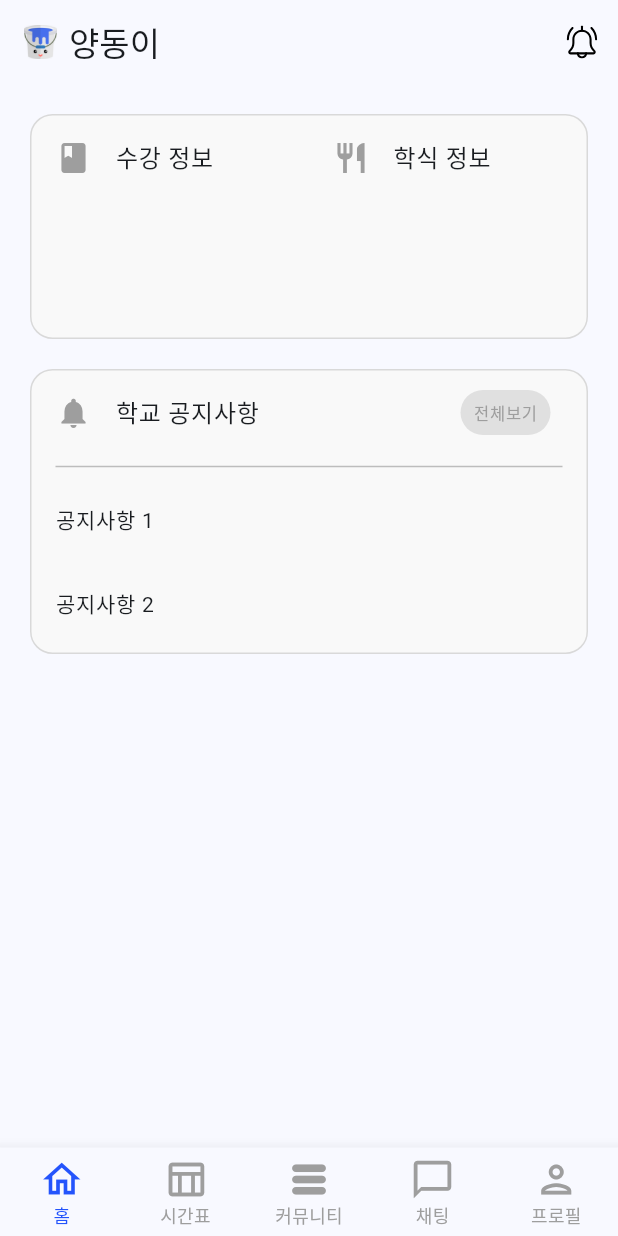
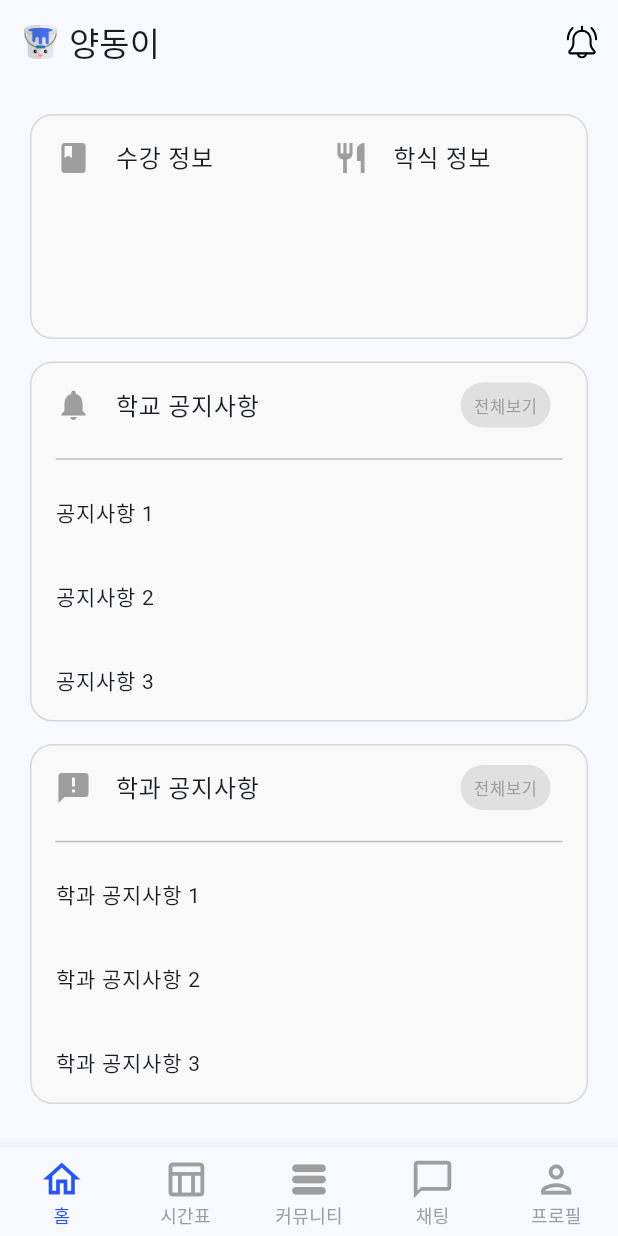
Before and after one commit to jnjosjk0965/secretJuJuWeapon, a Flutter app: the screen it shows after launch, on a phone screen of 412 x 824 dp. Run offline on Flutter 3.47's test engine with Material 3 defaults, Android fonts, the phone set to English and light mode, and no system bars; our stand-ins replace flutter_svg, shared_preferences.

Commit message:
feat : 홈탭_학과공지사항 추가, 커뮤니티탭_카드 추가

```diff
--- a/yangdonge_client/lib/tabs/tab_comunity.dart
+++ b/yangdonge_client/lib/tabs/tab_comunity.dart
@@ -97,10 +97,11 @@ class _ComunityTabState extends State<ComunityTab> {
   Widget _bodyWidget() {
     return Column(
       children: [
-        SizedBox(height: 15), // _buildImageCard 위 간격 추가
+        SizedBox(height: 12), // _buildImageCard 위 간격 추가
         _buildImageCard(),
-        SizedBox(height: 20), // _buildImageCard 아래 간격 추가
-
+        SizedBox(height: 12), // _buildImageCard 아래 간격 추가
+        Divider(color: Colors.grey[400], thickness: 3), //선 추가
+        SizedBox(height: 12),
         _buildCategoryTab(),
         SizedBox(height: 12), // _buildCategoryTab 아래 간격 추가
 
--- a/yangdonge_client/lib/tabs/tab_home.dart
+++ b/yangdonge_client/lib/tabs/tab_home.dart
@@ -32,7 +32,8 @@ class _HomeTabState extends State<HomeTab> {
   }
 
   Widget _bodyWidget() {
-    return Column(
+    return SingleChildScrollView(
+      child: Column(
         children: [
           SizedBox(height: 20),
           Padding(
@@ -124,12 +125,12 @@ class _HomeTabState extends State<HomeTab> {
               ),
             ),
           ),
-        SizedBox(height: 20), // 간격 추가
+          SizedBox(height: 15), // 간격 추가
           Padding(
             padding: EdgeInsets.symmetric(horizontal: 20),
             child: Container(
               width: 400,
-            height: 190, // 높이 조정
+              height: 240, // 높이 조정
               decoration: ShapeDecoration(
                 color: Color(0xFFF9F9F9),
                 shape: RoundedRectangleBorder(
@@ -207,7 +208,118 @@ class _HomeTabState extends State<HomeTab> {
                             style: TextStyle(fontSize: 14),
                           ),
                           onTap: () {
-                          // 공지사항 23에 대한 동작 추가
+                            // 공지사항 3에 대한 동작 추가
+                          },
+                        ),
+                        ListTile(
+                          title: Text(
+                            '공지사항 4',
+                            style: TextStyle(fontSize: 14),
+                          ),
+                          onTap: () {
+                            // 공지사항 4에 대한 동작 추가
+                          },
+                        ),
+                      ],
+                    ),
+                  ),
+                ],
+              ),
+            ),
+          ),
+          SizedBox(height: 15), // 간격 추가
+          Padding(
+            padding: EdgeInsets.symmetric(horizontal: 20),
+            child: Container(
+              width: 400,
+              height: 240, // 높이 조정
+              decoration: ShapeDecoration(
+                color: Color(0xFFF9F9F9),
+                shape: RoundedRectangleBorder(
+                  side: BorderSide(
+                    width: 1,
+                    color: Color(0xFFD9D9D9),
+                  ),
+                  borderRadius: BorderRadius.circular(15),
+                ),
+              ),
+              child: Column(
+                crossAxisAlignment: CrossAxisAlignment.start,
+                children: [
+                  ListTile(
+                    leading: Icon(Icons.announcement, color: Colors.grey),
+                    title: Text(
+                      "학과 공지사항",
+                      style: TextStyle(fontSize: 16), // 글자 크기 조정
+                    ),
+                    onTap: () {
+                      // 학과 공지사항을 보여주는 동작 추가
+                    },
+                    trailing: Container(
+                      width: 60,
+                      height: 30,
+                      decoration: BoxDecoration(
+                        color: Colors.grey[300],
+                        borderRadius: BorderRadius.circular(20),
+                      ),
+                      child: InkWell(
+                        onTap: () {
+                          // 전체보기 동작 추가
+                        },
+                        child: Center(
+                          child: Text(
+                            "전체보기",
+                            style: TextStyle(color: Colors.grey),
+                          ),
+                        ),
+                      ),
+                    ),
+                  ),
+                  Divider(
+                    // 연한 선 추가
+                    color: Colors.grey[400],
+                    thickness: 1,
+                    indent: 16,
+                    endIndent: 16,
+                  ),
+                  // 학과 공지사항 리스트 폼
+                  Expanded(
+                    child: ListView(
+                      children: [
+                        ListTile(
+                          title: Text(
+                            '학과 공지사항 1',
+                            style: TextStyle(fontSize: 14),
+                          ),
+                          onTap: () {
+                            // 학과 공지사항 1에 대한 동작 추가
+                          },
+                        ),
+                        ListTile(
+                          title: Text(
+                            '학과 공지사항 2',
+                            style: TextStyle(fontSize: 14),
+                          ),
+                          onTap: () {
+                            // 학과 공지사항 2에 대한 동작 추가
+                          },
+                        ),
+                        ListTile(
+                          title: Text(
+                            '학과 공지사항 3',
+                            style: TextStyle(fontSize: 14),
+                          ),
+                          onTap: () {
+                            // 학과 공지사항 3에 대한 동작 추가
+                          },
+                        ),
+                        ListTile(
+                          title: Text(
+                            '학과 공지사항 4',
+                            style: TextStyle(fontSize: 14),
+                          ),
+                          onTap: () {
+                            // 학과 공지사항 4에 대한 동작 추가
                           },
                         ),
                       ],
@@ -218,6 +330,7 @@ class _HomeTabState extends State<HomeTab> {
             ),
           ),
         ],
+      ),
     );
   }
 
```
Lines whose indentation alone changed are shown as unchanged.
